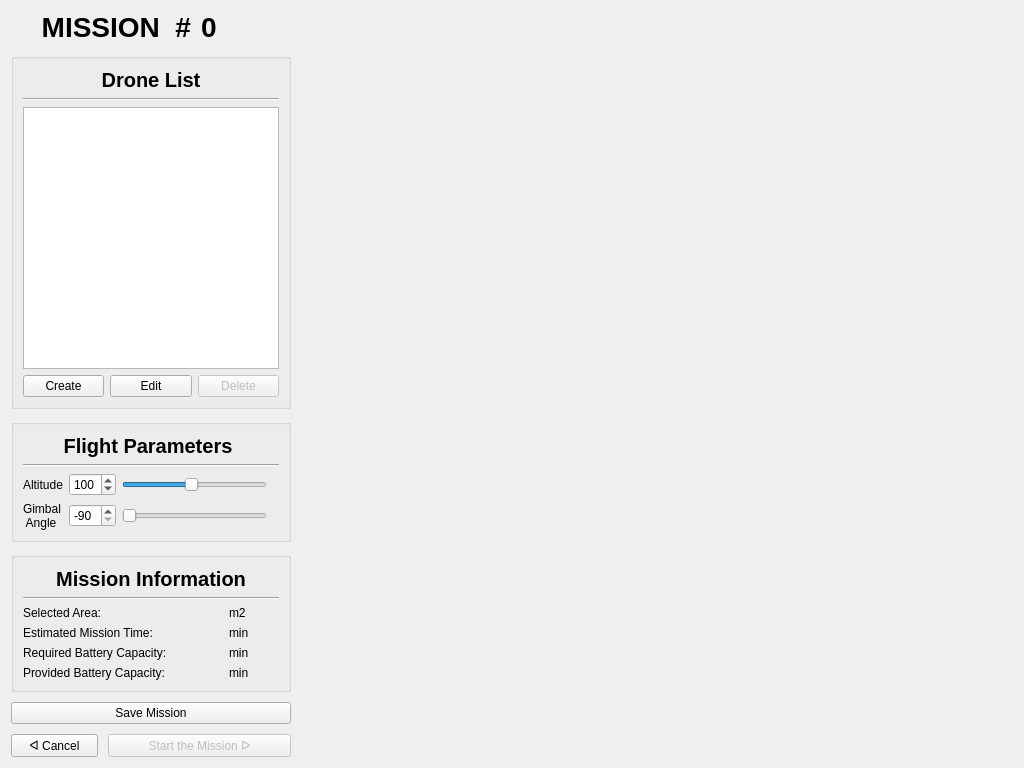
cmpe-DroneLab/GeoFly3D, file UI/Preflight2/pre2_design.ui: the form before one commit.
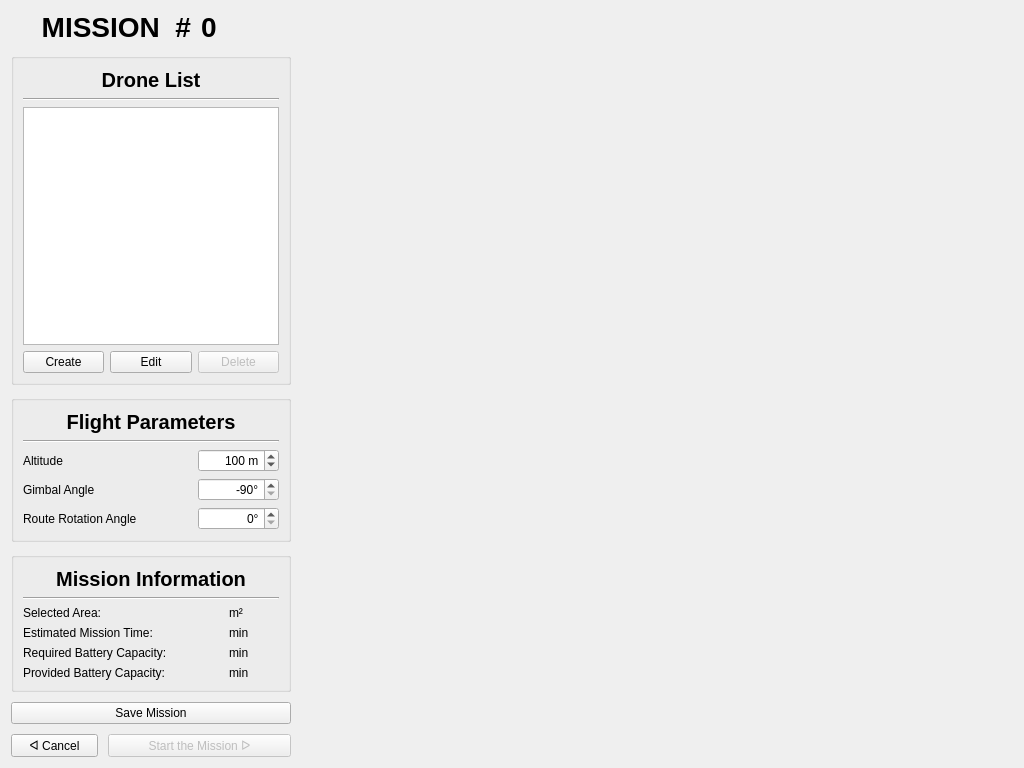
The form after the commit.

Commit message: Added Route Angle setting

```diff
--- a/UI/Preflight2/pre2_design.ui
+++ b/UI/Preflight2/pre2_design.ui
@@ -116,10 +116,19 @@
       </widget>
      </item>
      <item>
-      <widget class="QGroupBox" name="gb_resolution">
+      <widget class="QGroupBox" name="groupBox">
+       <property name="title">
+        <string/>
+       </property>
        <layout class="QGridLayout" name="gridLayout_2">
         <item row="3" column="2">
-         <widget class="QSlider" name="slider_altitude">
+         <widget class="QSpinBox" name="spinbox_altitude">
+          <property name="alignment">
+           <set>Qt::AlignRight|Qt::AlignTrailing|Qt::AlignVCenter</set>
+          </property>
+          <property name="suffix">
+           <string> m</string>
+          </property>
           <property name="minimum">
            <number>10</number>
           </property>
@@ -132,13 +141,29 @@
           <property name="value">
            <number>100</number>
           </property>
-          <property name="orientation">
-           <enum>Qt::Horizontal</enum>
+         </widget>
+        </item>
+        <item row="5" column="2">
+         <widget class="QSpinBox" name="spinbox_route_angle">
+          <property name="alignment">
+           <set>Qt::AlignRight|Qt::AlignTrailing|Qt::AlignVCenter</set>
+          </property>
+          <property name="suffix">
+           <string>°</string>
+          </property>
+          <property name="maximum">
+           <number>180</number>
           </property>
          </widget>
         </item>
         <item row="4" column="2">
-         <widget class="QSlider" name="slider_gimbal">
+         <widget class="QSpinBox" name="spinbox_gimbal">
+          <property name="alignment">
+           <set>Qt::AlignRight|Qt::AlignTrailing|Qt::AlignVCenter</set>
+          </property>
+          <property name="suffix">
+           <string>°</string>
+          </property>
           <property name="minimum">
            <number>-90</number>
           </property>
@@ -151,27 +176,30 @@
           <property name="value">
            <number>-90</number>
           </property>
-          <property name="orientation">
-           <enum>Qt::Horizontal</enum>
+         </widget>
+        </item>
+        <item row="5" column="0" colspan="2">
+         <widget class="QLabel" name="label_route_angle">
+          <property name="text">
+           <string>Route Rotation Angle</string>
           </property>
          </widget>
         </item>
-        <item row="4" column="0">
+        <item row="4" column="0" colspan="2">
          <widget class="QLabel" name="label_gimbal_angle">
           <property name="text">
-           <string>Gimbal 
- Angle</string>
+           <string>Gimbal Angle</string>
           </property>
          </widget>
         </item>
-        <item row="3" column="0">
+        <item row="3" column="0" colspan="2">
          <widget class="QLabel" name="label_altitude">
           <property name="text">
            <string>Altitude</string>
           </property>
          </widget>
         </item>
-        <item row="0" column="0" colspan="4">
+        <item row="0" column="0" colspan="3">
          <widget class="QLabel" name="label_flight_parameters">
           <property name="font">
            <font>
@@ -187,33 +215,7 @@
           </property>
          </widget>
         </item>
-        <item row="3" column="1">
-         <widget class="QSpinBox" name="spinbox_altitude">
-          <property name="minimum">
-           <number>10</number>
-          </property>
-          <property name="maximum">
-           <number>200</number>
-          </property>
-          <property name="value">
-           <number>100</number>
-          </property>
-         </widget>
-        </item>
-        <item row="4" column="1">
-         <widget class="QSpinBox" name="spinbox_gimbal">
-          <property name="minimum">
-           <number>-90</number>
-          </property>
-          <property name="maximum">
-           <number>0</number>
-          </property>
-          <property name="value">
-           <number>-90</number>
-          </property>
-         </widget>
-        </item>
-        <item row="1" column="0" colspan="5">
+        <item row="1" column="0" colspan="3">
          <widget class="Line" name="line">
           <property name="orientation">
            <enum>Qt::Horizontal</enum>
@@ -318,7 +320,7 @@
         <item row="2" column="2">
          <widget class="QLabel" name="selected_area_unit">
           <property name="text">
-           <string>m2</string>
+           <string>m²</string>
           </property>
          </widget>
         </item>
```
Left out of the diff: 18 changed lines with no effect on the pictures. The commit also changes 7 other files.
